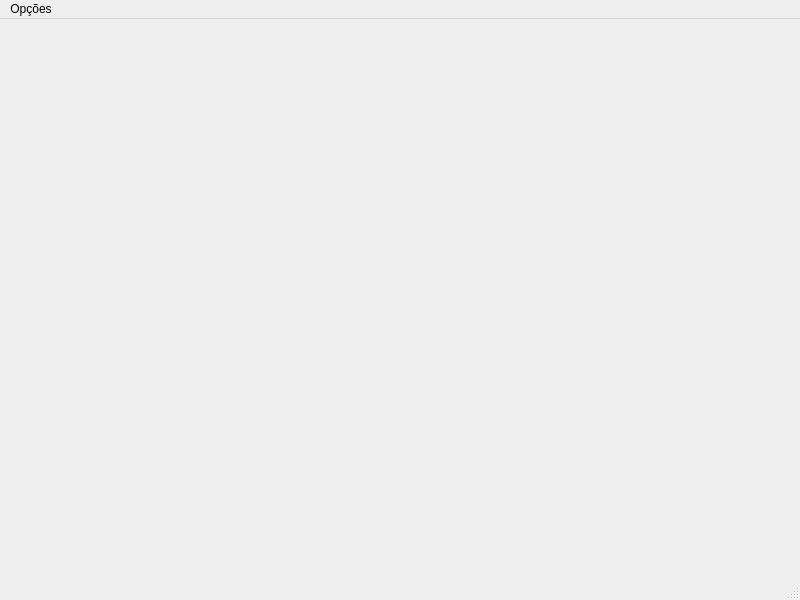
This is Calculadora_Cartorio_Carmo/calculadora.ui in danyelliasmanso/Calculadora-Cartorio-Carmo as Qt 5 draws it before an edit. The edited form follows.
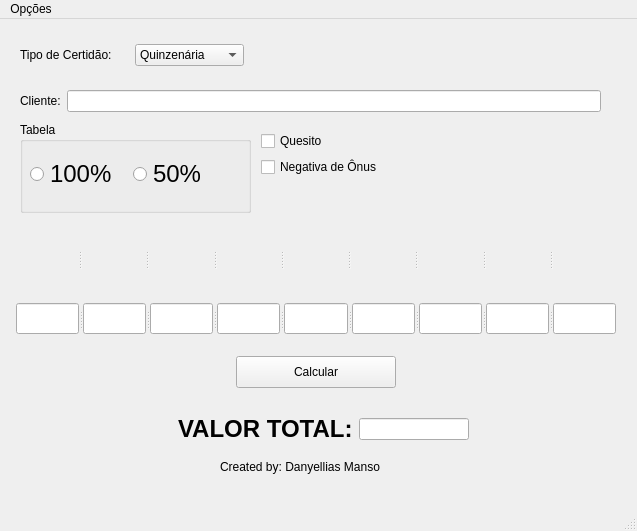
This is the edited form. Icons and pictures are not drawn.

Patch:
```diff
--- a/Calculadora_Cartorio_Carmo/calculadora.ui
+++ b/Calculadora_Cartorio_Carmo/calculadora.ui
@@ -6,20 +6,373 @@
    <rect>
     <x>0</x>
     <y>0</y>
-    <width>800</width>
-    <height>600</height>
+    <width>637</width>
+    <height>531</height>
    </rect>
   </property>
   <property name="windowTitle">
    <string>Calculadora</string>
   </property>
-  <widget class="QWidget" name="centralwidget"/>
+  <widget class="QWidget" name="centralwidget">
+   <widget class="QWidget" name="layoutWidget">
+    <property name="geometry">
+     <rect>
+      <x>20</x>
+      <y>20</y>
+      <width>224</width>
+      <height>32</height>
+     </rect>
+    </property>
+    <layout class="QHBoxLayout" name="horizontalLayout">
+     <item>
+      <widget class="QLabel" name="label_tipo">
+       <property name="text">
+        <string>Tipo de Certidão:</string>
+       </property>
+      </widget>
+     </item>
+     <item>
+      <widget class="QComboBox" name="comboBox_tipo">
+       <item>
+        <property name="text">
+         <string>Quinzenária</string>
+        </property>
+       </item>
+       <item>
+        <property name="text">
+         <string>Vintenária</string>
+        </property>
+       </item>
+      </widget>
+     </item>
+    </layout>
+   </widget>
+   <widget class="QWidget" name="layoutWidget">
+    <property name="geometry">
+     <rect>
+      <x>20</x>
+      <y>70</y>
+      <width>581</width>
+      <height>24</height>
+     </rect>
+    </property>
+    <layout class="QHBoxLayout" name="horizontalLayout_2">
+     <item>
+      <widget class="QLabel" name="label_cliente">
+       <property name="text">
+        <string>Cliente:</string>
+       </property>
+      </widget>
+     </item>
+     <item>
+      <widget class="QLineEdit" name="campo_cliente"/>
+     </item>
+    </layout>
+   </widget>
+   <widget class="QGroupBox" name="groupBox_Tabela">
+    <property name="geometry">
+     <rect>
+      <x>20</x>
+      <y>103</y>
+      <width>231</width>
+      <height>91</height>
+     </rect>
+    </property>
+    <property name="title">
+     <string>Tabela</string>
+    </property>
+    <widget class="QWidget" name="layoutWidget">
+     <property name="geometry">
+      <rect>
+       <x>10</x>
+       <y>31</y>
+       <width>200</width>
+       <height>42</height>
+      </rect>
+     </property>
+     <layout class="QHBoxLayout" name="horizontalLayout_3">
+      <item>
+       <widget class="QRadioButton" name="radio_100">
+        <property name="font">
+         <font>
+          <pointsize>18</pointsize>
+         </font>
+        </property>
+        <property name="text">
+         <string>100%</string>
+        </property>
+       </widget>
+      </item>
+      <item>
+       <widget class="QRadioButton" name="radio_50">
+        <property name="font">
+         <font>
+          <pointsize>18</pointsize>
+         </font>
+        </property>
+        <property name="text">
+         <string>50%</string>
+        </property>
+       </widget>
+      </item>
+     </layout>
+    </widget>
+   </widget>
+   <widget class="QPushButton" name="btn_calcular">
+    <property name="geometry">
+     <rect>
+      <x>236</x>
+      <y>337</y>
+      <width>160</width>
+      <height>32</height>
+     </rect>
+    </property>
+    <property name="text">
+     <string>Calcular</string>
+    </property>
+   </widget>
+   <widget class="QLabel" name="created">
+    <property name="geometry">
+     <rect>
+      <x>220</x>
+      <y>440</y>
+      <width>179</width>
+      <height>16</height>
+     </rect>
+    </property>
+    <property name="text">
+     <string>Created by: Danyellias Manso</string>
+    </property>
+   </widget>
+   <widget class="QWidget" name="layoutWidget">
+    <property name="geometry">
+     <rect>
+      <x>261</x>
+      <y>112</y>
+      <width>133</width>
+      <height>48</height>
+     </rect>
+    </property>
+    <layout class="QVBoxLayout" name="verticalLayout">
+     <item>
+      <widget class="QCheckBox" name="check_quesito">
+       <property name="text">
+        <string>Quesito</string>
+       </property>
+      </widget>
+     </item>
+     <item>
+      <widget class="QCheckBox" name="check_negativa">
+       <property name="text">
+        <string>Negativa de Ônus</string>
+       </property>
+      </widget>
+     </item>
+    </layout>
+   </widget>
+   <widget class="QSplitter" name="splitter_2">
+    <property name="geometry">
+     <rect>
+      <x>16</x>
+      <y>284</y>
+      <width>600</width>
+      <height>31</height>
+     </rect>
+    </property>
+    <property name="orientation">
+     <enum>Qt::Horizontal</enum>
+    </property>
+    <widget class="QLineEdit" name="mat_espaco">
+     <property name="alignment">
+      <set>Qt::AlignCenter</set>
+     </property>
+    </widget>
+    <widget class="QLineEdit" name="um_espaco">
+     <property name="alignment">
+      <set>Qt::AlignCenter</set>
+     </property>
+    </widget>
+    <widget class="QLineEdit" name="dois_espaco">
+     <property name="alignment">
+      <set>Qt::AlignCenter</set>
+     </property>
+    </widget>
+    <widget class="QLineEdit" name="tres_espaco">
+     <property name="alignment">
+      <set>Qt::AlignCenter</set>
+     </property>
+    </widget>
+    <widget class="QLineEdit" name="quatro_espaco">
+     <property name="alignment">
+      <set>Qt::AlignCenter</set>
+     </property>
+    </widget>
+    <widget class="QLineEdit" name="cinco_espaco">
+     <property name="alignment">
+      <set>Qt::AlignCenter</set>
+     </property>
+    </widget>
+    <widget class="QLineEdit" name="seis_espaco">
+     <property name="alignment">
+      <set>Qt::AlignCenter</set>
+     </property>
+    </widget>
+    <widget class="QLineEdit" name="sete_espaco">
+     <property name="alignment">
+      <set>Qt::AlignCenter</set>
+     </property>
+    </widget>
+    <widget class="QLineEdit" name="resTrans_espaco">
+     <property name="alignment">
+      <set>Qt::AlignCenter</set>
+     </property>
+    </widget>
+   </widget>
+   <widget class="QSplitter" name="splitter">
+    <property name="geometry">
+     <rect>
+      <x>15</x>
+      <y>199</y>
+      <width>601</width>
+      <height>81</height>
+     </rect>
+    </property>
+    <property name="orientation">
+     <enum>Qt::Horizontal</enum>
+    </property>
+    <widget class="QLabel" name="mat_img">
+     <property name="text">
+      <string/>
+     </property>
+     <property name="pixmap">
+      <pixmap resource="Imagens.qrc">:/imagensCert/mat_img.png</pixmap>
+     </property>
+     <property name="scaledContents">
+      <bool>true</bool>
+     </property>
+    </widget>
+    <widget class="QLabel" name="um_img">
+     <property name="text">
+      <string/>
+     </property>
+     <property name="pixmap">
+      <pixmap resource="Imagens.qrc">:/imagensCert/umAto_img.png</pixmap>
+     </property>
+     <property name="scaledContents">
+      <bool>true</bool>
+     </property>
+    </widget>
+    <widget class="QLabel" name="dois_img">
+     <property name="text">
+      <string/>
+     </property>
+     <property name="pixmap">
+      <pixmap resource="Imagens.qrc">:/imagensCert/doisAtos_img.png</pixmap>
+     </property>
+     <property name="scaledContents">
+      <bool>true</bool>
+     </property>
+    </widget>
+    <widget class="QLabel" name="tres_img">
+     <property name="text">
+      <string/>
+     </property>
+     <property name="pixmap">
+      <pixmap resource="Imagens.qrc">:/imagensCert/tresAtos_img.png</pixmap>
+     </property>
+     <property name="scaledContents">
+      <bool>true</bool>
+     </property>
+    </widget>
+    <widget class="QLabel" name="quatro_img">
+     <property name="text">
+      <string/>
+     </property>
+     <property name="pixmap">
+      <pixmap resource="Imagens.qrc">:/imagensCert/quatroAtos_img.png</pixmap>
+     </property>
+     <property name="scaledContents">
+      <bool>true</bool>
+     </property>
+    </widget>
+    <widget class="QLabel" name="cinco_img">
+     <property name="text">
+      <string/>
+     </property>
+     <property name="pixmap">
+      <pixmap resource="Imagens.qrc">:/imagensCert/cincoAtos_img.png</pixmap>
+     </property>
+     <property name="scaledContents">
+      <bool>true</bool>
+     </property>
+    </widget>
+    <widget class="QLabel" name="seis_img">
+     <property name="text">
+      <string/>
+     </property>
+     <property name="pixmap">
+      <pixmap resource="Imagens.qrc">:/imagensCert/seisAtos_img.png</pixmap>
+     </property>
+     <property name="scaledContents">
+      <bool>true</bool>
+     </property>
+    </widget>
+    <widget class="QLabel" name="sete_img">
+     <property name="text">
+      <string/>
+     </property>
+     <property name="pixmap">
+      <pixmap resource="Imagens.qrc">:/imagensCert/seteAtos_img.png</pixmap>
+     </property>
+     <property name="scaledContents">
+      <bool>true</bool>
+     </property>
+    </widget>
+    <widget class="QLabel" name="resTrans_img">
+     <property name="text">
+      <string/>
+     </property>
+     <property name="pixmap">
+      <pixmap resource="Imagens.qrc">:/imagensCert/resTrans_img.png</pixmap>
+     </property>
+     <property name="scaledContents">
+      <bool>true</bool>
+     </property>
+    </widget>
+   </widget>
+   <widget class="QWidget" name="layoutWidget">
+    <property name="geometry">
+     <rect>
+      <x>178</x>
+      <y>391</y>
+      <width>291</width>
+      <height>38</height>
+     </rect>
+    </property>
+    <layout class="QHBoxLayout" name="horizontalLayout_4">
+     <item>
+      <widget class="QLabel" name="valorTotal_label">
+       <property name="text">
+        <string>&lt;html&gt;&lt;head/&gt;&lt;body&gt;&lt;p&gt;&lt;span style=&quot; font-size:18pt; font-weight:600;&quot;&gt;VALOR TOTAL:&lt;/span&gt;&lt;/p&gt;&lt;/body&gt;&lt;/html&gt;</string>
+       </property>
+      </widget>
+     </item>
+     <item>
+      <widget class="QLineEdit" name="total_edit">
+       <property name="alignment">
+        <set>Qt::AlignCenter</set>
+       </property>
+      </widget>
+     </item>
+    </layout>
+   </widget>
+  </widget>
   <widget class="QMenuBar" name="menubar">
    <property name="geometry">
     <rect>
      <x>0</x>
      <y>0</y>
-     <width>800</width>
+     <width>637</width>
      <height>26</height>
     </rect>
    </property>
```
Left out of the diff: 25 changed lines with no effect on the pictures.
